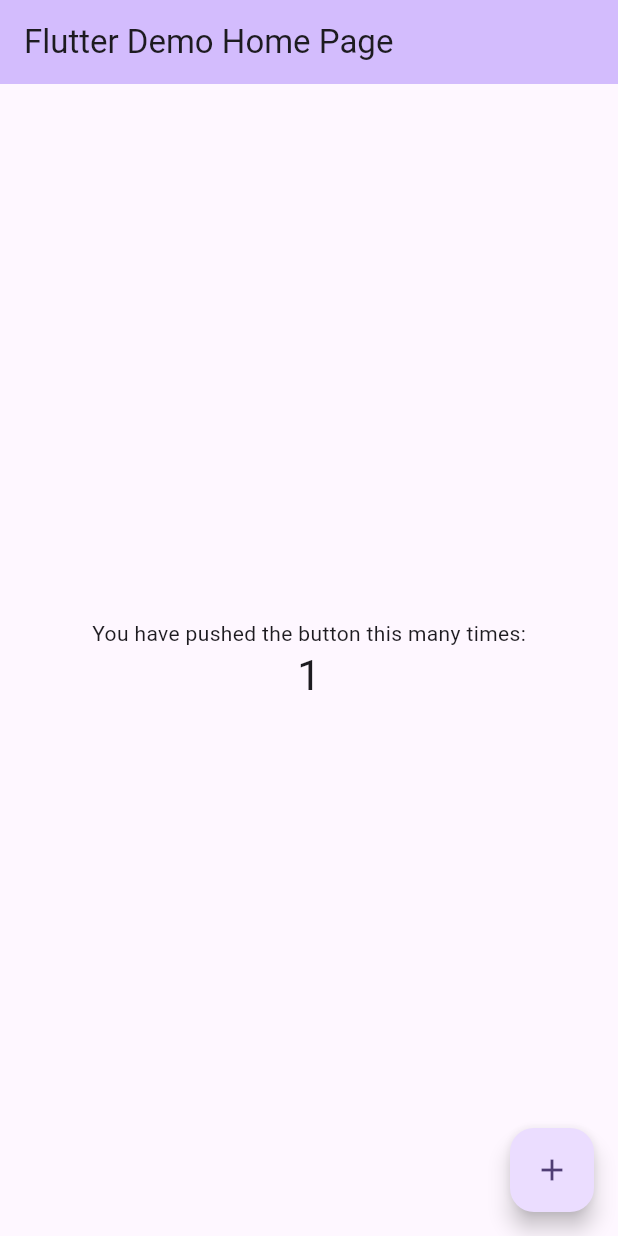
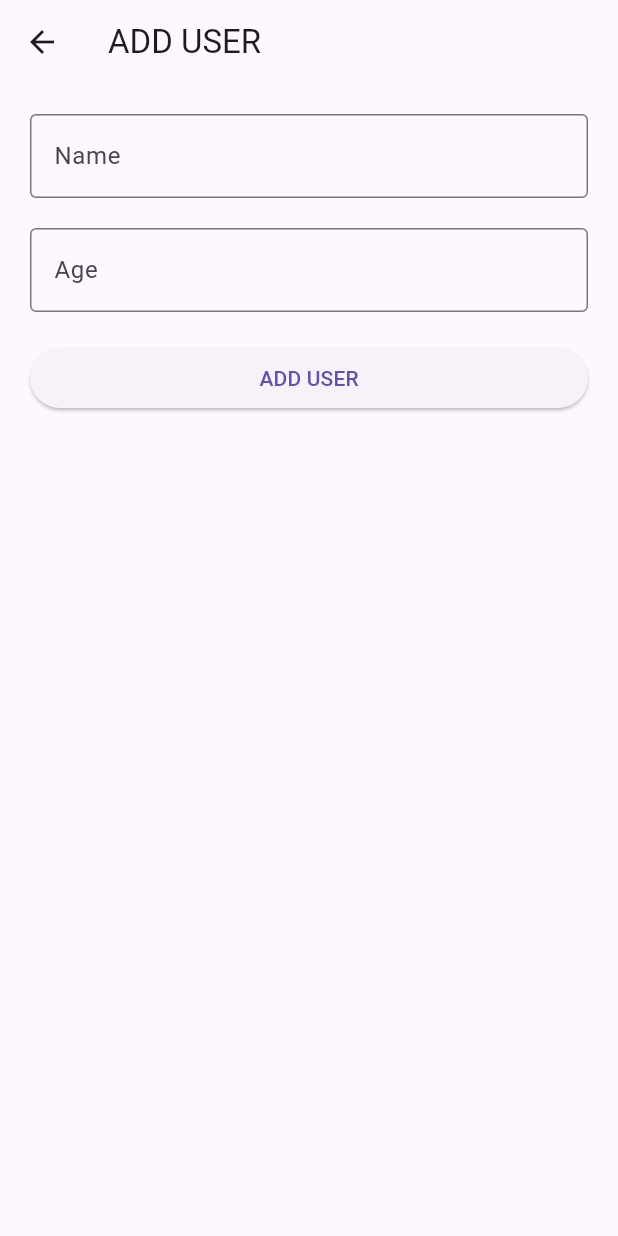
Before and after one commit to AlsoKnownAsZira/zira-user-bloc, a Flutter app: the screen it shows after launch, after a tap on the "add" icon, on a phone screen of 412 x 824 dp. Run offline on Flutter 3.47's test engine with Material 3 defaults, Android fonts, the phone set to English and light mode, and no system bars; our stand-ins replace bloc, equatable, flutter_bloc.

Commit message:
Finished main UI

```diff
--- /dev/null
+++ b/lib/app.dart
@@ -0,0 +1,25 @@
+import 'package:flutter/material.dart';
+import 'package:flutter_bloc/flutter_bloc.dart';
+import 'package:user_management/bloc/export.dart';
+import 'home/home.dart';
+class App extends StatelessWidget {
+  const App({super.key});
+
+  @override
+  Widget build(BuildContext context) {
+    return MultiBlocProvider(providers: [
+      BlocProvider(create: (context) => UserBloc(),)
+    ], child: AppView());
+  }
+}
+
+class AppView extends StatelessWidget {
+  const AppView({super.key});
+
+  @override
+  Widget build(BuildContext context) {
+    return MaterialApp(
+      home: HomePage(),
+    );
+  }
+}
--- /dev/null
+++ b/lib/bloc/export.dart
@@ -0,0 +1,3 @@
+export 'package:flutter_bloc/flutter_bloc.dart';
+
+export 'package:user_management/bloc/user/user_bloc.dart';
--- /dev/null
+++ b/lib/bloc/user/user_bloc.dart
@@ -0,0 +1,13 @@
+import 'package:bloc/bloc.dart';
+import 'package:equatable/equatable.dart';
+
+part 'user_state.dart';
+part 'user_event.dart';
+
+class UserBloc extends Bloc<UserEvent, UserState> {
+  UserBloc() : super(UserInitial()) {
+    on<UserEvent>((event, emit) {
+      // TODO: implement event handler
+    });
+  }
+}
--- /dev/null
+++ b/lib/bloc/user/user_event.dart
@@ -0,0 +1,8 @@
+part of 'user_bloc.dart';
+
+abstract class UserEvent extends Equatable {
+  const UserEvent();
+
+  @override
+  List<Object> get props => [];
+}
--- /dev/null
+++ b/lib/bloc/user/user_state.dart
@@ -0,0 +1,10 @@
+part of 'user_bloc.dart';
+
+abstract class UserState extends Equatable{
+  const UserState();
+
+  @override
+  List<Object> get props => [];
+}
+
+class UserInitial extends UserState{}
--- /dev/null
+++ b/lib/home/home.dart
@@ -0,0 +1,52 @@
+import 'package:flutter/material.dart';
+
+
+import 'package:user_management/pages/add/add.dart';
+import 'package:user_management/pages/edit/edit.dart';
+class HomePage extends StatelessWidget {
+  const HomePage({super.key});
+
+  @override
+  Widget build(BuildContext context) {
+    return Scaffold(
+      appBar: AppBar(
+        title: Text("ALL USERS"),
+      ),
+      body: ListView.builder(
+        itemCount: 5,
+        itemBuilder: (context, index) {
+          return ListTile(
+            onTap: () {
+              Navigator.push(
+                context,
+                MaterialPageRoute(
+                  builder: (context) => EditPage(),
+                ),
+              );
+            },
+            leading: CircleAvatar(
+              child: Text("${index + 1}"),
+            ),
+            title: Text("Nama user"),
+            subtitle: Text("Umur user"),
+            trailing: IconButton(
+              onPressed: () {},
+              icon: Icon(Icons.delete),
+            ),
+          );
+        },
+      ),
+      floatingActionButton: FloatingActionButton(
+        onPressed: () {
+          Navigator.push(
+            context,
+            MaterialPageRoute(
+              builder: (context) => AddPage(),
+            ),
+          );
+        },
+        child: Icon(Icons.add),
+      ),
+    );
+  }
+}
--- a/lib/main.dart
+++ b/lib/main.dart
@@ -1,125 +1,9 @@
+import 'package:bloc/bloc.dart';
+import 'package:flutter_bloc/flutter_bloc.dart';
+import 'app.dart';
+import 'general_observer.dart';
 import 'package:flutter/material.dart';
-
-void main() {
-  runApp(const MyApp());
+void main(){
+  Bloc.observer = MyObserver();
+  runApp(App());
 }
-
-class MyApp extends StatelessWidget {
-  const MyApp({super.key});
-
-  // This widget is the root of your application.
-  @override
-  Widget build(BuildContext context) {
-    return MaterialApp(
-      title: 'Flutter Demo',
-      theme: ThemeData(
-        // This is the theme of your application.
-        //
-        // TRY THIS: Try running your application with "flutter run". You'll see
-        // the application has a purple toolbar. Then, without quitting the app,
-        // try changing the seedColor in the colorScheme below to Colors.green
-        // and then invoke "hot reload" (save your changes or press the "hot
-        // reload" button in a Flutter-supported IDE, or press "r" if you used
-        // the command line to start the app).
-        //
-        // Notice that the counter didn't reset back to zero; the application
-        // state is not lost during the reload. To reset the state, use hot
-        // restart instead.
-        //
-        // This works for code too, not just values: Most code changes can be
-        // tested with just a hot reload.
-        colorScheme: ColorScheme.fromSeed(seedColor: Colors.deepPurple),
-        useMaterial3: true,
-      ),
-      home: const MyHomePage(title: 'Flutter Demo Home Page'),
-    );
-  }
-}
-
-class MyHomePage extends StatefulWidget {
-  const MyHomePage({super.key, required this.title});
-
-  // This widget is the home page of your application. It is stateful, meaning
-  // that it has a State object (defined below) that contains fields that affect
-  // how it looks.
-
-  // This class is the configuration for the state. It holds the values (in this
-  // case the title) provided by the parent (in this case the App widget) and
-  // used by the build method of the State. Fields in a Widget subclass are
-  // always marked "final".
-
-  final String title;
-
-  @override
-  State<MyHomePage> createState() => _MyHomePageState();
-}
-
-class _MyHomePageState extends State<MyHomePage> {
-  int _counter = 0;
-
-  void _incrementCounter() {
-    setState(() {
-      // This call to setState tells the Flutter framework that something has
-      // changed in this State, which causes it to rerun the build method below
-      // so that the display can reflect the updated values. If we changed
-      // _counter without calling setState(), then the build method would not be
-      // called again, and so nothing would appear to happen.
-      _counter++;
-    });
-  }
-
-  @override
-  Widget build(BuildContext context) {
-    // This method is rerun every time setState is called, for instance as done
-    // by the _incrementCounter method above.
-    //
-    // The Flutter framework has been optimized to make rerunning build methods
-    // fast, so that you can just rebuild anything that needs updating rather
-    // than having to individually change instances of widgets.
-    return Scaffold(
-      appBar: AppBar(
-        // TRY THIS: Try changing the color here to a specific color (to
-        // Colors.amber, perhaps?) and trigger a hot reload to see the AppBar
-        // change color while the other colors stay the same.
-        backgroundColor: Theme.of(context).colorScheme.inversePrimary,
-        // Here we take the value from the MyHomePage object that was created by
-        // the App.build method, and use it to set our appbar title.
-        title: Text(widget.title),
-      ),
-      body: Center(
-        // Center is a layout widget. It takes a single child and positions it
-        // in the middle of the parent.
-        child: Column(
-          // Column is also a layout widget. It takes a list of children and
-          // arranges them vertically. By default, it sizes itself to fit its
-          // children horizontally, and tries to be as tall as its parent.
-          //
-          // Column has various properties to control how it sizes itself and
-          // how it positions its children. Here we use mainAxisAlignment to
-          // center the children vertically; the main axis here is the vertical
-          // axis because Columns are vertical (the cross axis would be
-          // horizontal).
-          //
-          // TRY THIS: Invoke "debug painting" (choose the "Toggle Debug Paint"
-          // action in the IDE, or press "p" in the console), to see the
-          // wireframe for each widget.
-          mainAxisAlignment: MainAxisAlignment.center,
-          children: <Widget>[
-            const Text(
-              'You have pushed the button this many times:',
-            ),
-            Text(
-              '$_counter',
-              style: Theme.of(context).textTheme.headlineMedium,
-            ),
-          ],
-        ),
-      ),
-      floatingActionButton: FloatingActionButton(
-        onPressed: _incrementCounter,
-        tooltip: 'Increment',
-        child: const Icon(Icons.add),
-      ), // This trailing comma makes auto-formatting nicer for build methods.
-    );
-  }
-}
--- /dev/null
+++ b/lib/pages/add/add.dart
@@ -0,0 +1,37 @@
+import 'package:flutter/material.dart';
+
+class AddPage extends StatelessWidget {
+  const AddPage({super.key});
+
+  @override
+  Widget build(BuildContext context) {
+    return Scaffold(
+      appBar: AppBar(
+        title: Text("ADD USER"),
+      ),
+      body: ListView(
+        padding: EdgeInsets.all(20),
+        children: [
+          TextField(
+            decoration: InputDecoration(
+              labelText: "Name",
+              border: OutlineInputBorder(),
+            ),
+          ),
+          SizedBox(height: 20),
+          TextField(
+            decoration: InputDecoration(
+              labelText: "Age",
+              border: OutlineInputBorder(),
+            ),
+          ),
+          SizedBox(height: 20),
+          ElevatedButton(
+            onPressed: () {},
+            child: Text("ADD USER"),
+          ),
+        ],
+      ),
+    );
+  }
+}
```
Also changed, not shown: lib/general_observer.dart (added, +23 -0 lines), lib/pages/edit/edit.dart (added, +37 -0 lines), pubspec.yaml (+5 -17 lines), pubspec.lock, 1 other file.
